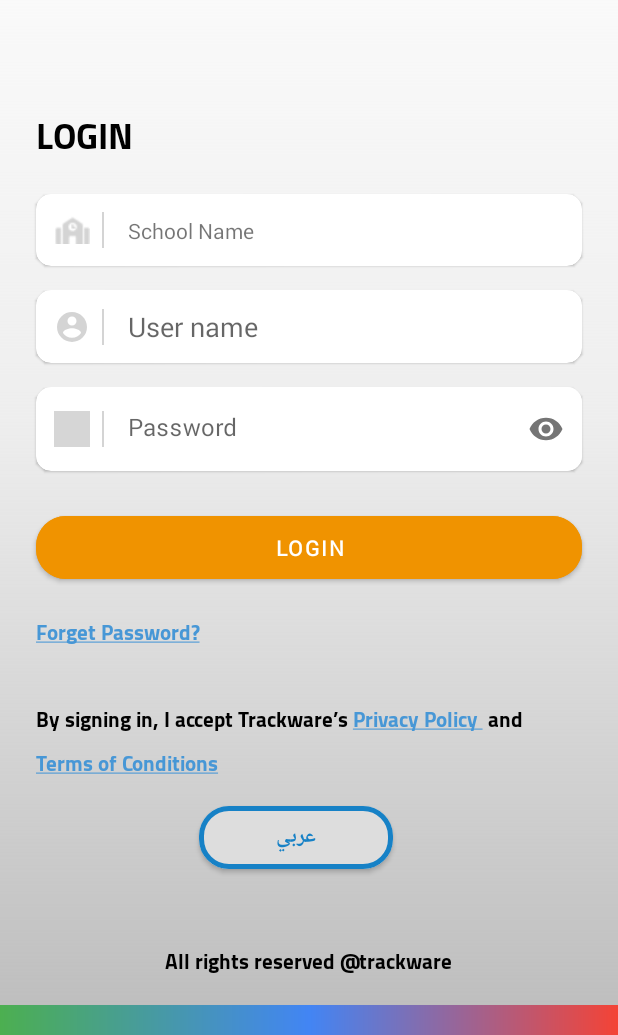
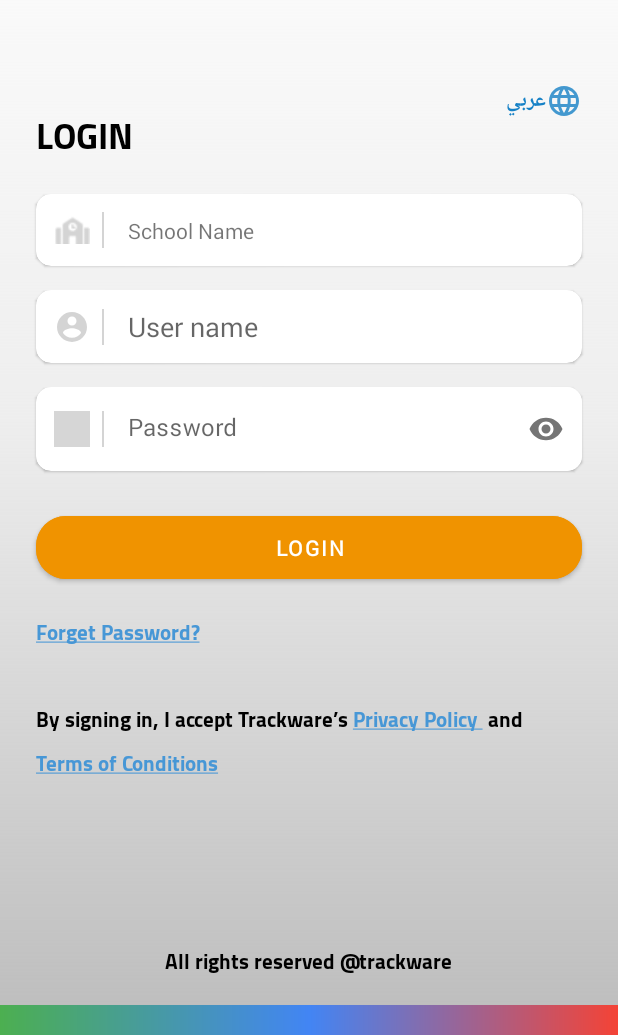
Before and after one commit to YousefAlfaqeeh/parent_staging, an Android app: the screen it shows after launch (MainFragmentActivity), on a phone screen of 412 x 824 dp, the part 201-1236 px from its top. Run offline under Robolectric (Android 15) with nearby library versions, the phone set to English and light mode, and no system bars; our stand-ins replace CircleImageView, Volley; libraries missing offline, so code that uses them is left out: com.afollestad.materialdialogs, com.nabinbhandari.android, com.readystatesoftware.sqliteasset; pictures from the network do not load; 6 statements that could not run were skipped; grey boxes are pictures that could not be loaded.

Commit message:
modified android v12

```diff
--- a/app/src/main/java/trackwareschoolbus/parentschool/API_new/APIs/Constants.java
+++ b/app/src/main/java/trackwareschoolbus/parentschool/API_new/APIs/Constants.java
@@ -7,10 +7,10 @@
 public interface Constants {
 
     String HTTPS = "https://";
-    String DEV_PROD = "prod";
-//    String DEV_PROD = "dev";
-//    String  SCHOOLS_LIST = "https://trackware-schools.s3.eu-central-1.amazonaws.com/qc1.json"; // DEV
-    String  SCHOOLS_LIST = "https://trackware-schools.s3.eu-central-1.amazonaws.com/infos.json"; // PROD
+//    String DEV_PROD = "prod";
+    String DEV_PROD = "dev";
+    String  SCHOOLS_LIST = "https://trackware-schools.s3.eu-central-1.amazonaws.com/qc1.json"; // DEV
+//    String  SCHOOLS_LIST = "https://trackware-schools.s3.eu-central-1.amazonaws.com/infos.json"; // PROD
 
 //    String  SCHOOLS_LIST = SCHOOLS_LIST_DEV;
 
--- a/app/src/main/java/trackwareschoolbus/parentschool/gcmNotification/MyFirebaseGCMNotificationIntentService.java
+++ b/app/src/main/java/trackwareschoolbus/parentschool/gcmNotification/MyFirebaseGCMNotificationIntentService.java
@@ -300,8 +300,9 @@
         notificationBuilder = new NotificationCompat.Builder(this, CHANNEL_ID);
         notificationBuilder.setSound(parse);
         notificationBuilder.setDefaults(Notification.DEFAULT_VIBRATE);
-        PendingIntent pendingIntent = PendingIntent.getActivity(this, not_nu, intent, PendingIntent.FLAG_UPDATE_CURRENT);
-        notificationBuilder.setSmallIcon(R.drawable.ic_android_black_24dp);
+//        PendingIntent pendingIntent = PendingIntent.getActivity(this, not_nu, intent, PendingIntent.FLAG_UPDATE_CURRENT);
+        PendingIntent pendingIntent=PendingIntent.getActivity(this, 0, intent, PendingIntent.FLAG_MUTABLE);
+        notificationBuilder.setSmallIcon(R.mipmap.ic_launcher);
         notificationBuilder.setAutoCancel(true);
         notificationBuilder.setPriority(Notification.PRIORITY_MAX);
         notificationBuilder.setTicker(title);
--- /dev/null
+++ b/app/src/main/res/drawable-anydpi/lang_bl.xml
@@ -0,0 +1,11 @@
+<vector xmlns:android="http://schemas.android.com/apk/res/android"
+    android:width="24dp"
+    android:height="24dp"
+    android:viewportWidth="24"
+    android:viewportHeight="24"
+    android:tint="#1681C6"
+    android:alpha="0.8">
+  <path
+      android:fillColor="@android:color/white"
+      android:pathData="M11.99,2C6.47,2 2,6.48 2,12s4.47,10 9.99,10C17.52,22 22,17.52 22,12S17.52,2 11.99,2zM18.92,8h-2.95c-0.32,-1.25 -0.78,-2.45 -1.38,-3.56 1.84,0.63 3.37,1.91 4.33,3.56zM12,4.04c0.83,1.2 1.48,2.53 1.91,3.96h-3.82c0.43,-1.43 1.08,-2.76 1.91,-3.96zM4.26,14C4.1,13.36 4,12.69 4,12s0.1,-1.36 0.26,-2h3.38c-0.08,0.66 -0.14,1.32 -0.14,2 0,0.68 0.06,1.34 0.14,2L4.26,14zM5.08,16h2.95c0.32,1.25 0.78,2.45 1.38,3.56 -1.84,-0.63 -3.37,-1.9 -4.33,-3.56zM8.03,8L5.08,8c0.96,-1.66 2.49,-2.93 4.33,-3.56C8.81,5.55 8.35,6.75 8.03,8zM12,19.96c-0.83,-1.2 -1.48,-2.53 -1.91,-3.96h3.82c-0.43,1.43 -1.08,2.76 -1.91,3.96zM14.34,14L9.66,14c-0.09,-0.66 -0.16,-1.32 -0.16,-2 0,-0.68 0.07,-1.35 0.16,-2h4.68c0.09,0.65 0.16,1.32 0.16,2 0,0.68 -0.07,1.34 -0.16,2zM14.59,19.56c0.6,-1.11 1.06,-2.31 1.38,-3.56h2.95c-0.96,1.65 -2.49,2.93 -4.33,3.56zM16.36,14c0.08,-0.66 0.14,-1.32 0.14,-2 0,-0.68 -0.06,-1.34 -0.14,-2h3.38c0.16,0.64 0.26,1.31 0.26,2s-0.1,1.36 -0.26,2h-3.38z"/>
+</vector>
--- a/app/src/main/res/layout/fragment_login_v2.xml
+++ b/app/src/main/res/layout/fragment_login_v2.xml
@@ -24,28 +24,30 @@
         app:layout_constraintStart_toStartOf="parent"
         app:layout_constraintTop_toBottomOf="@id/toolBarMainView" />
 
-    <com.google.android.material.button.MaterialButton
+    <com.google.android.material.textview.MaterialTextView
         android:id="@+id/btnSelectLanguge"
-        android:layout_width="129dp"
-        android:layout_height="42dp"
-        android:layout_marginEnd="150dp"
-        android:layout_marginStart="150dp"
-        android:layout_marginTop="15dp"
-        android:layout_marginBottom="125dp"
-        android:backgroundTint="@color/select_lang"
+        android:layout_width="wrap_content"
+        android:layout_height="wrap_content"
+        android:layout_marginEnd="24dp"
+        android:layout_marginBottom="50dp"
+
+        android:backgroundTint="@color/grey.dark"
+        android:drawableEnd="@drawable/lang_bl"
         android:gravity="center"
         android:insetLeft="0dp"
         android:insetTop="0dp"
         android:insetRight="0dp"
         android:insetBottom="0dp"
-        app:strokeWidth="3dp"
-        app:strokeColor="#1681C6"
+        android:text="@string/ar_en"
+
         android:textColor="#1681C6"
-        android:text="@string/ar_en"
+
         android:textStyle="bold"
         app:cornerRadius="20dp"
+        app:layout_constraintBottom_toTopOf="@+id/cardSchool"
         app:layout_constraintEnd_toEndOf="parent"
-        app:layout_constraintTop_toBottomOf="@+id/txtPrivacyPolicy" />
+        app:strokeColor="#1681C6"
+        app:strokeWidth="3dp" />
 
     <TextView
         android:id="@+id/lbLogin"
@@ -265,6 +267,7 @@
         android:layout_marginEnd="24dp"
         android:backgroundTint="@color/material_yellow_700"
         android:text="@string/log_in"
+
         android:textStyle="bold"
         app:cornerRadius="20dp"
         app:layout_constraintEnd_toEndOf="parent"
--- a/app/src/main/res/values/colors_material.xml
+++ b/app/src/main/res/values/colors_material.xml
@@ -127,5 +127,5 @@
     <color name="material_brown_300">#ffa1887f</color>
     <color name="material_brown_500">#ff795548</color>
     <color name="material_brown_700">#ff5d4037</color>
-    <color name="select_lang">#DDDDDD</color>
+    <color name="select_lang">#F1F5FD</color>
 </resources>
--- a/app/src/main/res/values/strings.xml
+++ b/app/src/main/res/values/strings.xml
@@ -244,10 +244,11 @@
     <string name="select_school_hint">Select School</string>
     <string name="please_n_add_children">Please \n add children</string>
     <string name="forget_password_login"><u>Forget Password?</u></string>
-
-    <string name="privacy_policy">By signing in, I accept Trackware’s  <a href="https://www.google.com/">Privacy  Policy </a>  and <a href="https://www.google.com/">Terms of Conditions</a></string>
+    <string name="a_e">ع</string>
+    <string name="privacy_policy">By signing in, I accept Trackware’s  <a href="https://trackware.com/privacy-policy/">Privacy  Policy </a>  and <a href="https://trackware.com/terms-conditions/">Terms of Conditions</a></string>
     <string name="all_rights_reserved_trackware">All rights reserved @trackware</string>
     <string name="current_position">Current Position</string>
     <string name="error_user_name">Wrong Username or Password</string>
     <string name="change_language">Change Language to</string>
+
 </resources>
```
Also changed, not shown: app/build.gradle (+9 -3 lines), app/src/main/java/trackwareschoolbus/parentschool/fragment/login/LoginFragment.kt (+7 -6 lines), app/src/main/res/drawable-hdpi/lang_bl.png (added), app/src/main/res/drawable-mdpi/lang_bl.png (added), app/src/main/res/drawable-xhdpi/lang_bl.png (added), app/src/main/res/drawable-xxhdpi/lang_bl.png (added), 1 other file.
